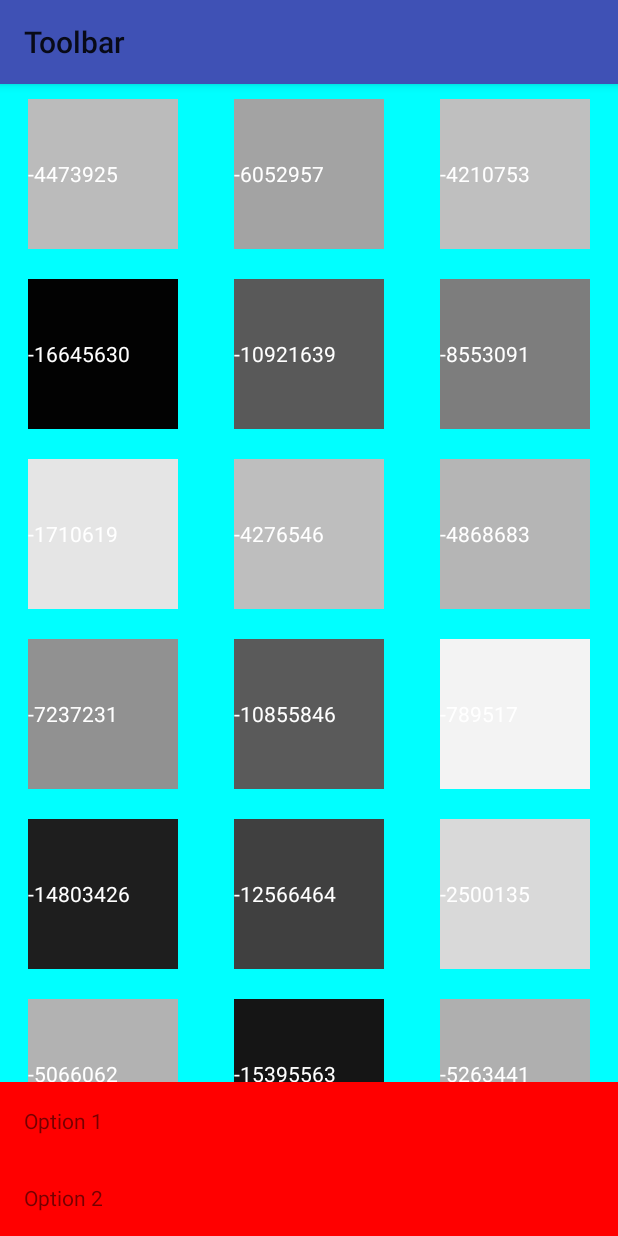
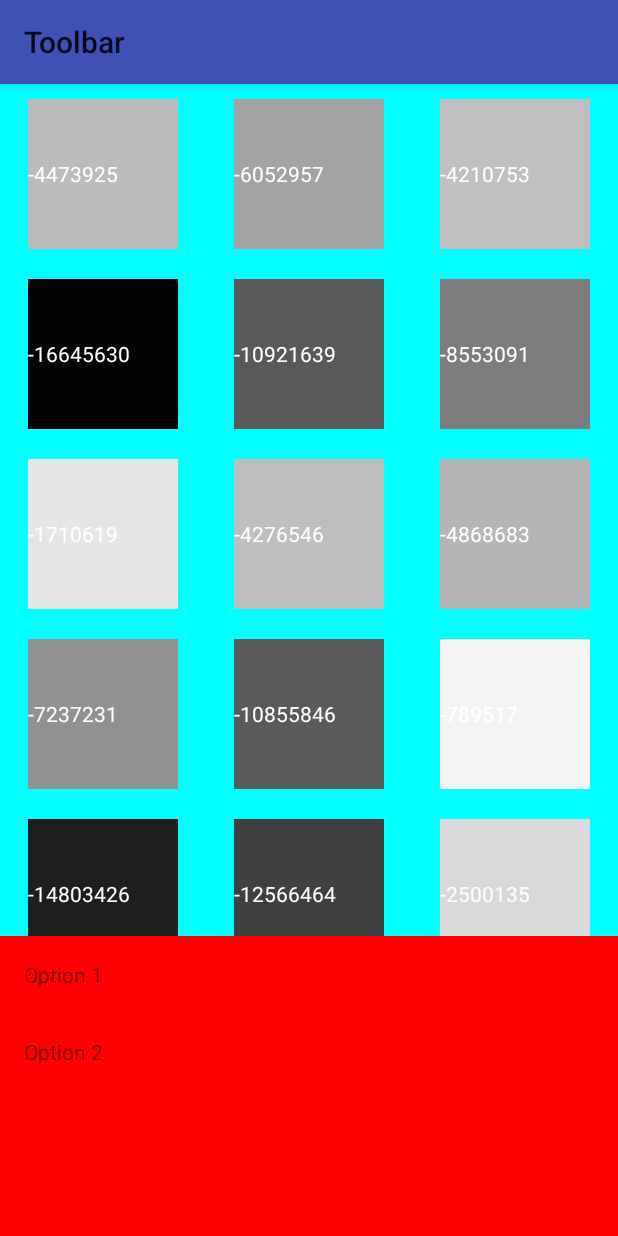
Before and after one commit to tarashor/horizontalitemspaginationview, an Android app: the BehaviorItemsActivity screen opened directly, with no data from a screen before it, on a phone screen of 412 x 824 dp. Run offline under Robolectric (Android 15) with nearby library versions, the phone set to English and light mode, and no system bars.

```diff
--- a/app/src/main/res/layout/activity_behavior.xml
+++ b/app/src/main/res/layout/activity_behavior.xml
@@ -5,6 +5,7 @@
     android:layout_width="match_parent"
     android:layout_height="match_parent"
     >
+
     <android.support.constraint.ConstraintLayout
         android:id="@+id/items_view_container"
         android:layout_width="match_parent"
@@ -17,11 +18,11 @@
             android:layout_width="0dp"
             android:layout_height="0dp"
             android:background="#0FF"
-
             app:layout_constraintBottom_toBottomOf="parent"
             app:layout_constraintEnd_toEndOf="parent"
             app:layout_constraintStart_toStartOf="parent"
             app:layout_constraintTop_toTopOf="parent"/>
+
 
     </android.support.constraint.ConstraintLayout>
 
@@ -35,8 +36,8 @@
             android:layout_width="match_parent"
             android:layout_height="?attr/actionBarSize"
             android:minHeight="?attr/actionBarSize"
-                app:title="Toolbar"
-                app:layout_scrollFlags="scroll|enterAlways">
+            app:layout_scrollFlags="scroll|enterAlways"
+            app:title="Toolbar">
 
         </android.support.v7.widget.Toolbar>
 
@@ -46,30 +47,29 @@
     <com.tarashor.androidapps.widgets.FooterBarLayout
         android:id="@+id/footerbar"
         android:layout_width="match_parent"
-        android:layout_height="wrap_content"
         android:layout_gravity="bottom"
-        android:background="#F00"
-        >
+        android:layout_height="200dp"
+        android:background="#F00">
+
         <LinearLayout
             android:layout_width="match_parent"
             android:layout_height="wrap_content"
             android:orientation="vertical"
             >
+
             <TextView
-                android:layout_margin="16dp"
                 android:layout_width="wrap_content"
                 android:layout_height="wrap_content"
+                android:layout_margin="16dp"
                 android:text="Option 1"/>
 
             <TextView
-                android:layout_margin="16dp"
                 android:layout_width="wrap_content"
                 android:layout_height="wrap_content"
+                android:layout_margin="16dp"
                 android:text="Option 2"/>
 
         </LinearLayout>
-
-
     </com.tarashor.androidapps.widgets.FooterBarLayout>
 
 
--- a/widgets/src/main/java/com/tarashor/androidapps/widgets/FooterBarLayout.java
+++ b/widgets/src/main/java/com/tarashor/androidapps/widgets/FooterBarLayout.java
@@ -18,9 +18,15 @@ import com.tarashor.androidapps.widgets.behavior.FooterBarLayoutBehavior;
 public class FooterBarLayout extends FrameLayout {
     public FooterBarLayout(@NonNull Context context) {
         super(context);
+        init();
+    }
+
+    private void init() {
+        setTop(0);
     }
 
     public FooterBarLayout(@NonNull Context context, @Nullable AttributeSet attrs) {
         super(context, attrs);
+        init();
     }
 }
--- a/widgets/src/main/java/com/tarashor/androidapps/widgets/behavior/FooterBarLayoutBehavior.java
+++ b/widgets/src/main/java/com/tarashor/androidapps/widgets/behavior/FooterBarLayoutBehavior.java
@@ -1,10 +1,12 @@
 package com.tarashor.androidapps.widgets.behavior;
 
+import android.animation.ObjectAnimator;
 import android.content.Context;
 import android.support.annotation.NonNull;
 import android.support.design.widget.AppBarLayout;
 import android.support.design.widget.CoordinatorLayout;
 import android.support.v4.view.NestedScrollingParent2;
+import android.support.v4.view.ViewCompat;
 import android.support.v7.widget.RecyclerView;
 import android.util.AttributeSet;
 import android.util.Log;
@@ -18,6 +20,20 @@ import com.tarashor.androidapps.widgets.FooterBarLayout;
 
 public class FooterBarLayoutBehavior extends CoordinatorLayout.Behavior<FooterBarLayout> {
 
+    public static final String TAG = "FooterBarLayoutBehavior";
+
+    private static final int DIRECTION_UP = 1;
+    private static final int DIRECTION_DOWN = -1;
+
+    /* Tracking direction of user motion */
+    private int mScrollingDirection;
+    /* Tracking last threshold crossed */
+    private int mScrollTrigger;
+
+    /* Accumulated scroll distance */
+    private int mScrollDistance;
+    private int mMaxTop = -1;
+    private int mMinTop = -1;
 
     public FooterBarLayoutBehavior(){}
     public FooterBarLayoutBehavior(Context context, AttributeSet attrs){
@@ -25,16 +41,73 @@ public class FooterBarLayoutBehavior extends CoordinatorLayout.Behavior<FooterBa
     }
 
 
-
     @Override
-    public boolean layoutDependsOn(CoordinatorLayout parent, FooterBarLayout child, View dependency) {
-        return dependency instanceof NestedScrollingParent2;
-
+    public boolean onStartNestedScroll(@NonNull CoordinatorLayout coordinatorLayout, @NonNull FooterBarLayout child,
+                                       @NonNull View directTargetChild, @NonNull View target,
+                                       int axes, int type) {
+        return (axes & ViewCompat.SCROLL_AXIS_VERTICAL) != 0;
     }
 
     @Override
-    public void onNestedScroll(@NonNull CoordinatorLayout coordinatorLayout, @NonNull FooterBarLayout child, @NonNull View target, int dxConsumed, int dyConsumed, int dxUnconsumed, int dyUnconsumed, int type) {
-        //super.onNestedScroll(coordinatorLayout, child, target, dxConsumed, dyConsumed, dxUnconsumed, dyUnconsumed, type);
-        Log.v("FooterBarLayoutBehavior", "nested scroll");
+    public void onNestedPreScroll(@NonNull CoordinatorLayout coordinatorLayout,
+                                  @NonNull FooterBarLayout child, @NonNull View target,
+                                  int dx, int dy,
+                                  @NonNull int[] consumed, int type) {
+
+        int extent = ((RecyclerView)target).computeVerticalScrollExtent();
+        int offset = ((RecyclerView)target).computeVerticalScrollOffset();
+        int range = ((RecyclerView)target).computeVerticalScrollRange();
+        if (dy > 0 && extent + offset == range){
+            consumed[1] = dy;
+        }
+
+//        if (dy < 0 && child.getHeight() <= 0){
+//            consumed[1] = dy;
+//        }
+
+        mMaxTop = coordinatorLayout.getHeight() - child.getMeasuredHeight();
+        mMinTop = coordinatorLayout.getHeight();
+
+        //Log.v(TAG, "mMinTop = " + mMinTop);
+        //Log.v(TAG, "mMaxTop = " + mMaxTop);
     }
+
+    @Override
+    public void onNestedScroll(@NonNull CoordinatorLayout coordinatorLayout,
+                               @NonNull FooterBarLayout child, @NonNull View target,
+                               int dxConsumed, int dyConsumed,
+                               int dxUnconsumed, int dyUnconsumed,
+                               int type) {
+        //Consumed distance is the actual distance traveled by the scrolling view
+
+        int newTop = child.getTop() - dyConsumed;
+        Log.v(TAG, "newTop = " + newTop);
+
+        Log.v(TAG, "dxUnconsumed = " + dxUnconsumed);
+        if (newTop >= mMaxTop && newTop <= mMinTop){
+            child.setTop(newTop);
+        }
+    }
+
+
+//
+//    //Called after the scrolling child handles the fling
+//    @Override
+//    public boolean onNestedFling(CoordinatorLayout coordinatorLayout,
+//                                 View child, View target,
+//                                 float velocityX, float velocityY,
+//                                 boolean consumed) {
+//        //We only care when the target view is already handling the fling
+//        if (consumed) {
+//            if (velocityY > 0 && mScrollTrigger != DIRECTION_UP) {
+//                mScrollTrigger = DIRECTION_UP;
+//                restartAnimator(child, getTargetHideValue(coordinatorLayout, child));
+//            } else if (velocityY < 0 && mScrollTrigger != DIRECTION_DOWN) {
+//                mScrollTrigger = DIRECTION_DOWN;
+//                restartAnimator(child, 0f);
+//            }
+//        }
+//
+//        return false;
+//    }
 }
```
Lines whose indentation alone changed are shown as unchanged.
